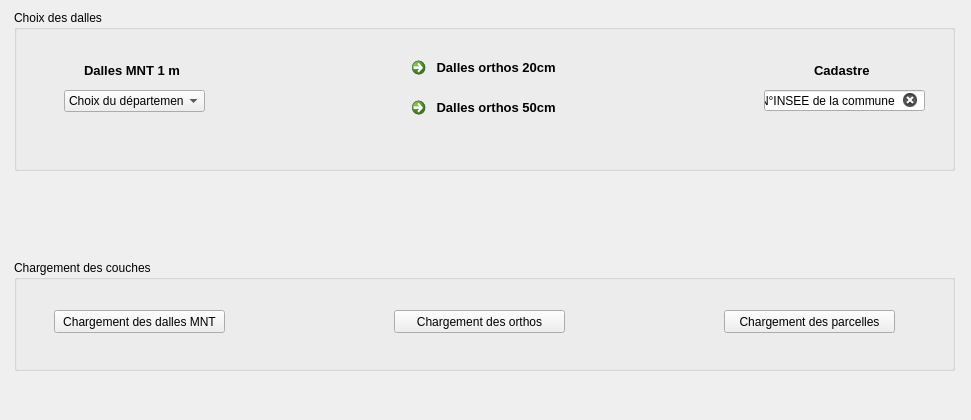
This is LoaderCEN_dialog_base.ui in CEN-Nouvelle-Aquitaine/loadercen as Qt 5 draws it before an edit. The edited form follows.
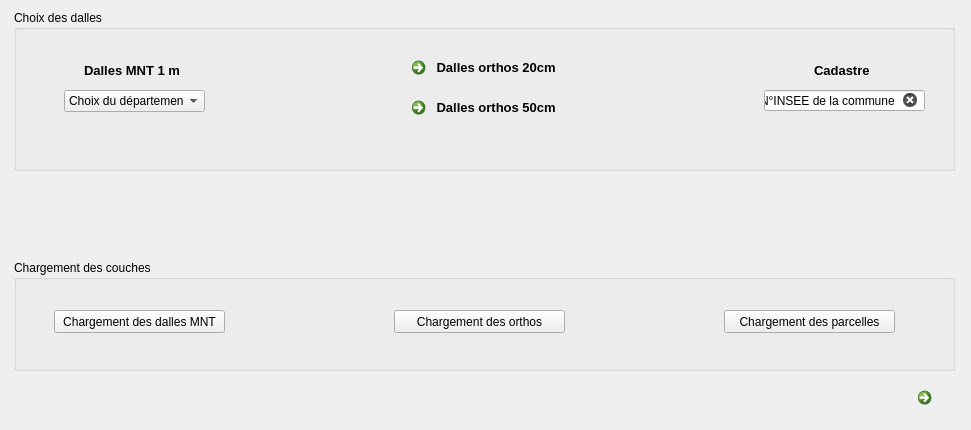
This is the edited form. Icons and pictures are not drawn.

```diff
--- a/LoaderCEN_dialog_base.ui
+++ b/LoaderCEN_dialog_base.ui
@@ -7,19 +7,19 @@
     <x>0</x>
     <y>0</y>
     <width>971</width>
-    <height>420</height>
+    <height>430</height>
    </rect>
   </property>
   <property name="minimumSize">
    <size>
     <width>620</width>
-    <height>420</height>
+    <height>430</height>
    </size>
   </property>
   <property name="maximumSize">
    <size>
-    <width>1000</width>
-    <height>420</height>
+    <width>971</width>
+    <height>430</height>
    </size>
   </property>
   <property name="windowTitle">
@@ -368,6 +368,35 @@
     <bool>true</bool>
    </property>
   </widget>
+  <widget class="QCommandLinkButton" name="commandLinkButton">
+   <property name="geometry">
+    <rect>
+     <x>910</x>
+     <y>380</y>
+     <width>41</width>
+     <height>41</height>
+    </rect>
+   </property>
+   <property name="font">
+    <font>
+     <family>Segoe UI</family>
+     <pointsize>9</pointsize>
+    </font>
+   </property>
+   <property name="text">
+    <string/>
+   </property>
+   <property name="icon">
+    <iconset resource="resources.qrc">
+     <normaloff>:/plugins/LoaderCEN/info.png</normaloff>:/plugins/LoaderCEN/info.png</iconset>
+   </property>
+   <property name="iconSize">
+    <size>
+     <width>25</width>
+     <height>25</height>
+    </size>
+   </property>
+  </widget>
  </widget>
  <resources>
  </resources>
```
